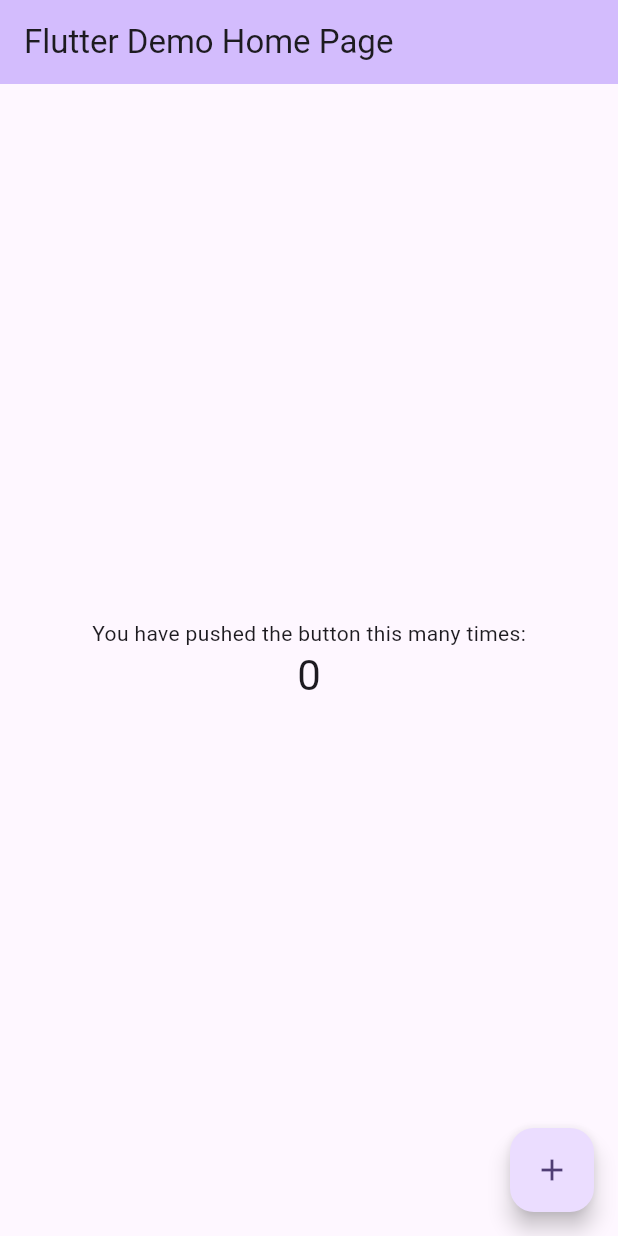
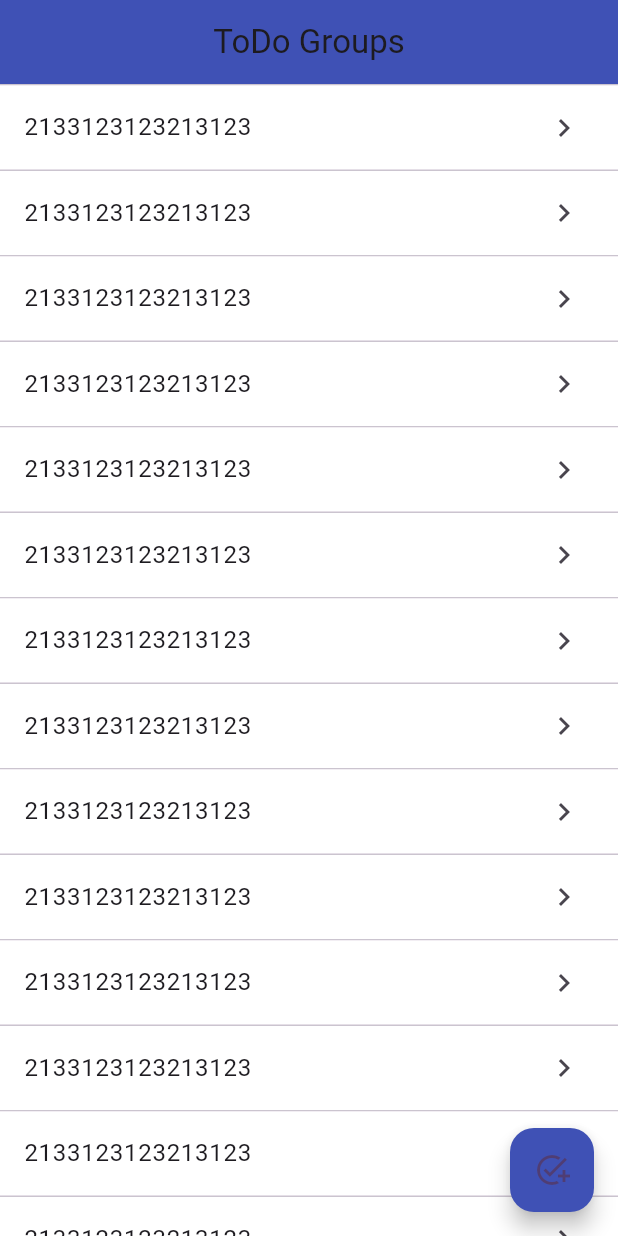
Before and after one commit to rostikKalabishka/todo, a Flutter app: the screen it shows after launch, on a phone screen of 412 x 824 dp. Run offline on Flutter 3.47's test engine with Material 2 defaults, Android fonts, the phone set to English and light mode, and no system bars; drawn by our look-alikes of flutter_slidable.

Commit message:
add groups

```diff
--- a/lib/main.dart
+++ b/lib/main.dart
@@ -1,4 +1,7 @@
 import 'package:flutter/material.dart';
+import 'package:todo/widget/groups/group_widget.dart';
+
+import 'package:todo/widget/router/router.dart';
 
 void main() {
   runApp(const MyApp());
@@ -11,60 +14,13 @@ class MyApp extends StatelessWidget {
   @override
   Widget build(BuildContext context) {
     return MaterialApp(
+      initialRoute: '/groups',
+      routes: routes,
       title: 'Flutter Demo',
       theme: ThemeData(
         colorScheme: ColorScheme.fromSeed(seedColor: Colors.deepPurple),
         useMaterial3: true,
       ),
-      home: const MyHomePage(title: 'Flutter Demo Home Page'),
     );
   }
 }
-
-class MyHomePage extends StatefulWidget {
-  const MyHomePage({super.key, required this.title});
-
-  final String title;
-
-  @override
-  State<MyHomePage> createState() => _MyHomePageState();
-}
-
-class _MyHomePageState extends State<MyHomePage> {
-  int _counter = 0;
-
-  void _incrementCounter() {
-    setState(() {
-      _counter++;
-    });
-  }
-
-  @override
-  Widget build(BuildContext context) {
-    return Scaffold(
-      appBar: AppBar(
-        backgroundColor: Theme.of(context).colorScheme.inversePrimary,
-        title: Text(widget.title),
-      ),
-      body: Center(
-        child: Column(
-          mainAxisAlignment: MainAxisAlignment.center,
-          children: <Widget>[
-            const Text(
-              'You have pushed the button this many times:',
-            ),
-            Text(
-              '$_counter',
-              style: Theme.of(context).textTheme.headlineMedium,
-            ),
-          ],
-        ),
-      ),
-      floatingActionButton: FloatingActionButton(
-        onPressed: _incrementCounter,
-        tooltip: 'Increment',
-        child: const Icon(Icons.add),
-      ),
-    );
-  }
-}
--- /dev/null
+++ b/lib/widget/groups/group_widget.dart
@@ -0,0 +1,83 @@
+import 'package:flutter/material.dart';
+import 'package:flutter_slidable/flutter_slidable.dart';
+
+class GroupsWidget extends StatelessWidget {
+  const GroupsWidget({super.key});
+
+  @override
+  Widget build(BuildContext context) {
+    return Scaffold(
+      appBar: AppBar(
+        centerTitle: true,
+        title: const Text('ToDo Groups'),
+        backgroundColor: Colors.indigo,
+      ),
+      body: const SafeArea(
+        child: _GroupList(),
+      ),
+      floatingActionButton: FloatingActionButton(
+        backgroundColor: Colors.indigo,
+        child: const Icon(Icons.add_task),
+        onPressed: () {},
+      ),
+    );
+  }
+}
+
+class _GroupList extends StatefulWidget {
+  const _GroupList({super.key});
+
+  @override
+  State<_GroupList> createState() => _GroupListState();
+}
+
+class _GroupListState extends State<_GroupList> {
+  @override
+  Widget build(BuildContext context) {
+    return ListView.separated(
+      itemBuilder: (BuildContext context, int index) {
+        return const Divider(
+          height: 1,
+        );
+      },
+      itemCount: 100,
+      separatorBuilder: (BuildContext context, int index) {
+        return _GroupListRowWidget(
+          indexList: index,
+        );
+      },
+    );
+  }
+}
+
+class _GroupListRowWidget extends StatelessWidget {
+  final int indexList;
+  const _GroupListRowWidget({super.key, required this.indexList});
+
+  @override
+  Widget build(BuildContext context) {
+    return Slidable(
+      endActionPane: ActionPane(
+        motion: const ScrollMotion(),
+        children: [
+          // A SlidableAction can have an icon and/or a label.
+          SlidableAction(
+            onPressed: (context) {},
+            backgroundColor: Color(0xFFFE4A49),
+            foregroundColor: Colors.white,
+            icon: Icons.delete,
+            label: 'Delete',
+          )
+        ],
+      ),
+      child: ColoredBox(
+        color: Colors.white,
+        child: ListTile(
+          onTap: () {},
+          title: const Text('2133123123213123'),
+          trailing: const Icon(Icons.chevron_right),
+        ),
+      ),
+    );
+  }
+}
--- /dev/null
+++ b/lib/widget/router/router.dart
@@ -0,0 +1,3 @@
+import '../groups/group_widget.dart';
+
+final routes = {'/groups': (context) => const GroupsWidget()};
```
Also changed, not shown: pubspec.yaml (+3 -4 lines), lib/widget/groups/groups_widget_model.dart (added), pubspec.lock.
